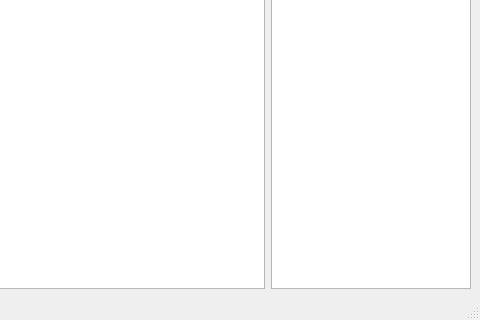
Qt form ComputationalGeometry/MainWindow.ui (VitaliiDemediuk/ComputationalGeometry) before a commit; both pictures show x 320 to 800 and y 280 to 600 of the 800 by 600 pixel window.
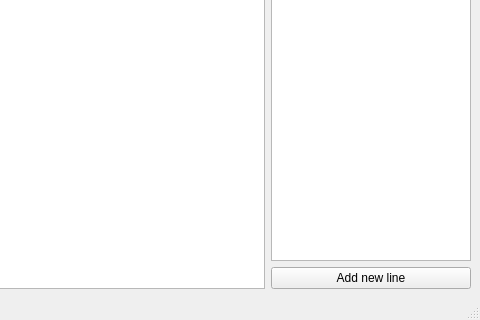
The same form after that commit. Custom widgets are drawn as their Qt base class.

Commit message: Add new lines ui & logics.

Patch:
```diff
--- a/ComputationalGeometry/MainWindow.ui
+++ b/ComputationalGeometry/MainWindow.ui
@@ -16,12 +16,14 @@
   <widget class="QWidget" name="centralwidget">
    <layout class="QGridLayout" name="gridLayout">
     <item row="0" column="0">
-     <layout class="QHBoxLayout" name="horizontalLayout">
+     <layout class="QHBoxLayout" name="horizontalLayout" stretch="1,0">
       <item>
        <widget class="CustomGraphicsView" name="graphicsView"/>
       </item>
       <item>
-       <widget class="QListView" name="listView">
+       <layout class="QVBoxLayout" name="verticalLayout">
+        <item>
+         <widget class="QListView" name="lineListView">
         <property name="maximumSize">
          <size>
           <width>200</width>
@@ -29,6 +31,21 @@
          </size>
         </property>
        </widget>
+        </item>
+        <item>
+         <widget class="QPushButton" name="newLineBtn">
+          <property name="maximumSize">
+           <size>
+            <width>200</width>
+            <height>16777215</height>
+           </size>
+          </property>
+          <property name="text">
+           <string>Add new line</string>
+          </property>
+         </widget>
+        </item>
+       </layout>
       </item>
      </layout>
     </item>
```
Left out of the diff: 18 changed lines with no effect on the pictures. Lines whose indentation alone changed are shown as unchanged. The commit also changes 8 other files.
